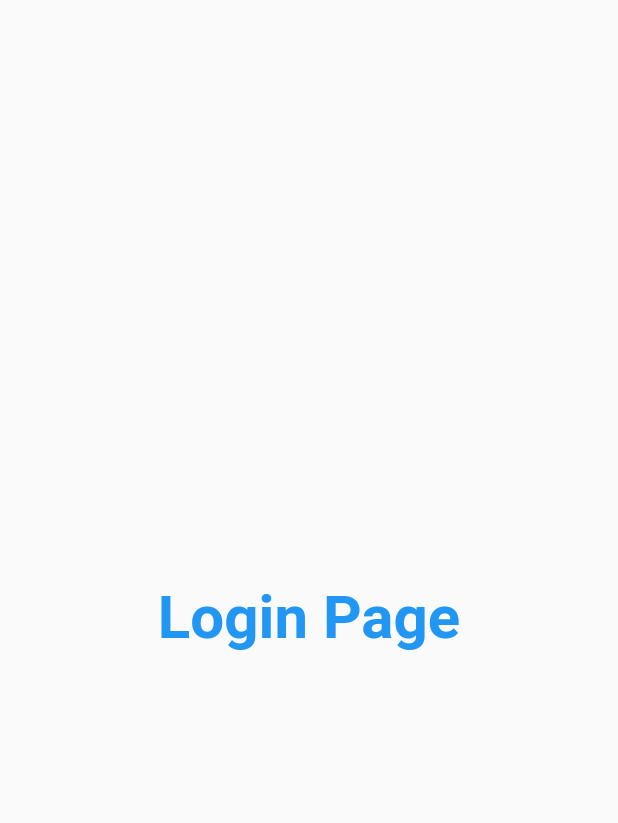
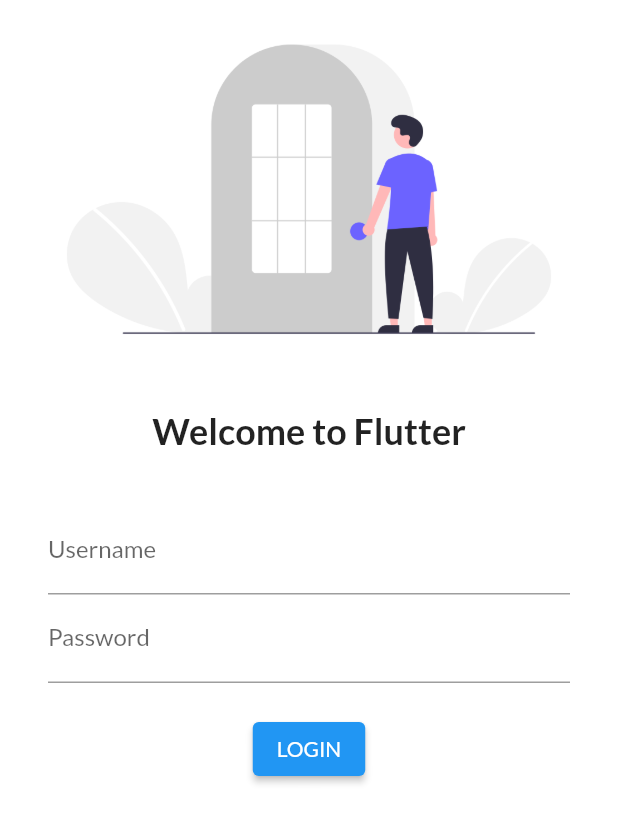
Before and after one commit to VishalMalhotra/FlutterBasics, a Flutter app: the screen it shows after launch, on a phone screen of 412 x 824 dp. Shown: the top 823 px of the screen. Run offline on Flutter 3.47's test engine with Material 2 defaults, Android fonts, the phone set to English and light mode, and no system bars; our stand-ins replace google_fonts.

Commit message:
Day 4 completed

```diff
--- a/lib/main.dart
+++ b/lib/main.dart
@@ -1,4 +1,5 @@
 import 'package:flutter/material.dart';
+import 'package:google_fonts/google_fonts.dart';
 import 'package:my_app/pages/login_page.dart';
 import 'pages/home_page.dart';
 
@@ -11,7 +12,10 @@ class MyApp extends StatelessWidget {
   Widget build(BuildContext context) {
     return MaterialApp(
       themeMode: ThemeMode.light,
-      theme: ThemeData(brightness: Brightness.light),
+      theme: ThemeData(
+        brightness: Brightness.light,
+        fontFamily: GoogleFonts.lato().fontFamily,
+      ),
       darkTheme: ThemeData(brightness: Brightness.light),
       initialRoute: "/login",
       routes: {
--- a/lib/pages/login_page.dart
+++ b/lib/pages/login_page.dart
@@ -4,14 +4,54 @@ class LoginPage extends StatelessWidget {
   @override
   Widget build(BuildContext context) {
     return Material(
-        child: Center(
-            child: Text(
-      "Login Page",
-      style: TextStyle(
-        fontSize: 40,
-        color: Colors.blue,
-        fontWeight: FontWeight.bold,
+      color: Colors.white,
+      child: Column(
+        children: [
+          Image.asset("assets/images/login_image.png"),
+          SizedBox(
+            height: 20.0,
+          ),
+          const Text(
+            "Welcome to Flutter",
+            style: TextStyle(
+              fontSize: 24,
+              fontWeight: FontWeight.bold,
+            ),
+          ),
+          SizedBox(
+            height: 20.0,
+          ),
+          Padding(
+            padding:
+                const EdgeInsets.symmetric(vertical: 16.0, horizontal: 32.0),
+            child: Column(
+              children: [
+                TextFormField(
+                  decoration: InputDecoration(
+                    hintText: "Enter Username",
+                    labelText: "Username",
+                  ),
+                ),
+                TextFormField(
+                  obscureText: true,
+                  decoration: InputDecoration(
+                    hintText: "Enter Password",
+                    labelText: "Password",
+                  ),
+                ),
+                SizedBox(
+                  height: 20.0,
+                ),
+                ElevatedButton(
+                    onPressed: () {
+                      "Hi";
+                    },
+                    child: Text("LOGIN"))
+              ],
+            ),
+          )
+        ],
       ),
-    )));
+    );
   }
 }
--- a/pubspec.yaml
+++ b/pubspec.yaml
@@ -34,6 +34,7 @@ dependencies:
   # The following adds the Cupertino Icons font to your application.
   # Use with the CupertinoIcons class for iOS style icons.
   cupertino_icons: ^1.0.2
+  google_fonts: ^2.2.0
 
 dev_dependencies:
   flutter_test:
@@ -59,8 +60,8 @@ flutter:
   uses-material-design: true
 
   # To add assets to your application, add an assets section, like this:
-  # assets:
-  #   - images/a_dot_burr.jpeg
+  assets:
+    - assets/images/login_image.png
   #   - images/a_dot_ham.jpeg
 
   # An image asset can refer to one or more resolution-specific "variants", see
```
Also changed, not shown: assets/images/login_image.png (added), pubspec.lock.
